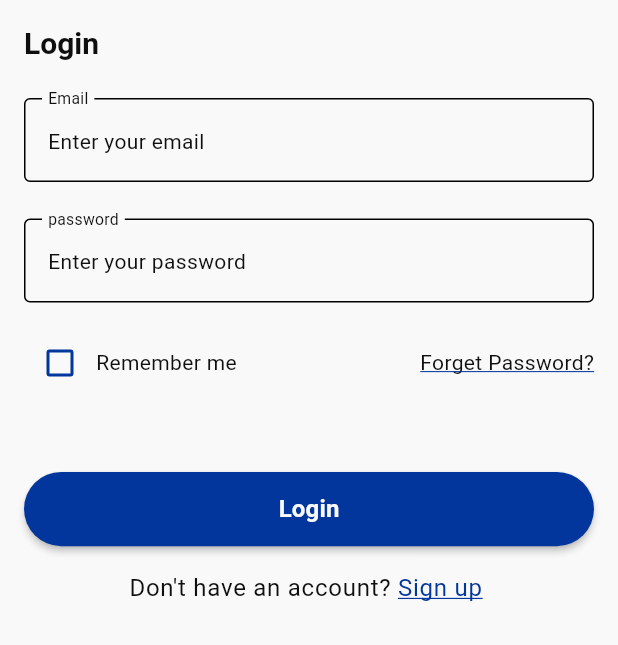
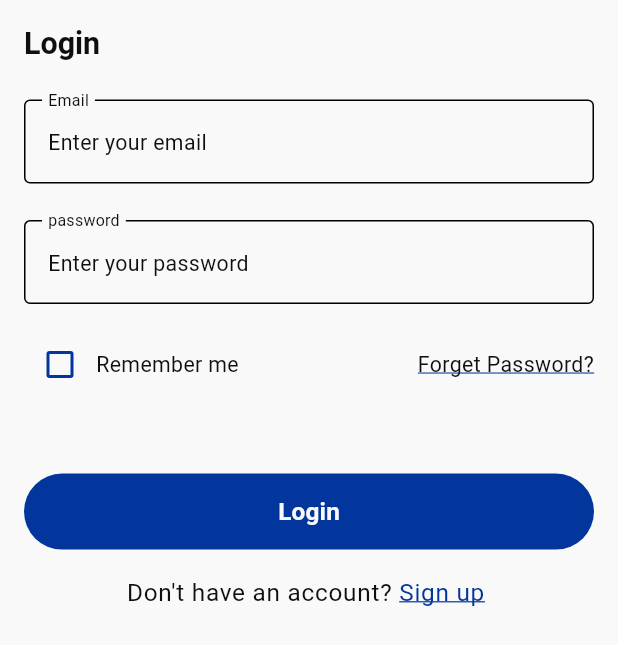
Before and after one commit to anashany-shift/exam_app, a Flutter app: the screen it shows after launch, on a phone screen of 412 x 824 dp. Shown: the top 645 px of the screen. Run offline on Flutter 3.47's test engine with Material 3 defaults, Android fonts, the phone set to English and light mode, and no system bars; our stand-ins replace flutter_screenutil.

Commit message:
refactor theme button

```diff
--- a/lib/core/theme/app_theme.dart
+++ b/lib/core/theme/app_theme.dart
@@ -1,11 +1,13 @@
 import 'package:exam_app/core/utils/app_colors.dart';
 
 import 'package:flutter/material.dart';
+import 'package:flutter_screenutil/flutter_screenutil.dart';
 
 abstract class AppTheme {
   static ThemeData _getTheme({
     required ColorScheme colorScheme,
     required Color textFieldBorderColor,
+    required Color elevatedBorderSideColor,
   }) {
     return ThemeData(
       colorScheme: colorScheme,
@@ -21,13 +23,17 @@ abstract class AppTheme {
         backgroundColor: AppColors.lightBlue,
       ),
       textTheme: TextTheme(
-        bodyLarge: TextStyle(fontSize: 16, color: colorScheme.secondary),
-        bodyMedium: TextStyle(fontSize: 14, color: colorScheme.secondary),
-        bodySmall: TextStyle(fontSize: 12, color: colorScheme.secondary),
-        titleLarge: TextStyle(fontSize: 20, color: colorScheme.secondary , fontWeight: FontWeight.w600),
-        titleMedium: TextStyle(fontSize: 18, color: colorScheme.secondary),
+        bodyLarge: TextStyle(fontSize: 16.sp, color: colorScheme.secondary),
+        bodyMedium: TextStyle(fontSize: 14.sp, color: colorScheme.secondary),
+        bodySmall: TextStyle(fontSize: 12.sp, color: colorScheme.secondary),
+        titleLarge: TextStyle(
+          fontSize: 20.sp,
+          color: colorScheme.secondary,
+          fontWeight: FontWeight.w600,
+        ),
+        titleMedium: TextStyle(fontSize: 18.sp, color: colorScheme.secondary),
         titleSmall: TextStyle(
-          fontSize: 16,
+          fontSize: 16.sp,
           color: colorScheme.secondary,
           fontWeight: FontWeight.w400,
         ),
@@ -55,6 +61,18 @@ abstract class AppTheme {
           borderSide: BorderSide(color: colorScheme.error, width: 1),
         ),
       ),
+      elevatedButtonTheme: ElevatedButtonThemeData(
+        style: ElevatedButton.styleFrom(
+          elevation: 0,
+          foregroundColor: colorScheme.primary,
+          backgroundColor: colorScheme.primary,
+          shape: RoundedRectangleBorder(
+            side:BorderSide.none ,
+            borderRadius: BorderRadius.circular(30),
+          ),
+          padding: EdgeInsets.symmetric(horizontal: 32.w, vertical: 14.h),
+        ),
+      ),
     );
   }
 
@@ -71,5 +89,6 @@ abstract class AppTheme {
       onSurface: AppColors.blue,
     ),
     textFieldBorderColor: AppColors.grey,
+    elevatedBorderSideColor: AppColors.blue,
   );
 }
--- a/lib/core/widget/custom_button.dart
+++ b/lib/core/widget/custom_button.dart
@@ -11,11 +11,11 @@ class CustomButton extends StatelessWidget {
   Widget build(BuildContext context) {
     var theme=Theme.of(context);
     return SizedBox(
-      height:( buttonModel.height ?? 55).h,
+      height:( buttonModel.height ?? 48).h,
       width:( buttonModel.width ?? double.infinity).w,
-      child: MaterialButton(
-        onPressed: buttonModel.onPressed,
-        color: buttonModel.backgroundColor ?? Theme.of(context).primaryColor,
+      child: ElevatedButton(
+        style: ElevatedButton.styleFrom(
+          backgroundColor: buttonModel.backgroundColor ,
           shape: RoundedRectangleBorder(
             borderRadius: BorderRadius.circular(buttonModel.borderRadius),
             side: BorderSide(
@@ -24,6 +24,9 @@ class CustomButton extends StatelessWidget {
                   : Colors.transparent,
             ),
           ),
+        ),
+        onPressed: buttonModel.onPressed,
+
         child: Text(
           buttonModel.text,
           style:
--- a/lib/presentation/features/auth/login/view/widgets/Login_view_body.dart
+++ b/lib/presentation/features/auth/login/view/widgets/Login_view_body.dart
@@ -33,7 +33,6 @@ class _LoginViewBodyState extends State<LoginViewBody> {
               Text('Login', style: theme.textTheme.titleLarge),
               SizedBox(height: 24.h),
 
-
               CustomTextFormField(
                 textFormFieldModel: TextFormFieldModel(
                   label: "Email",
@@ -42,7 +41,6 @@ class _LoginViewBodyState extends State<LoginViewBody> {
                 ),
               ),
               SizedBox(height: 24.h),
-
 
               CustomTextFormField(
                 textFormFieldModel: TextFormFieldModel(
@@ -67,7 +65,6 @@ class _LoginViewBodyState extends State<LoginViewBody> {
                       (route) => false,
                     );
                   },
-                  height: 48.h,
                 ),
               ),
               SizedBox(height: 16.h),
@@ -91,6 +88,9 @@ class _LoginViewBodyState extends State<LoginViewBody> {
                   ),
                 ],
               ),
+
+
+
             ],
           ),
         ),
```
Lines whose indentation alone changed are shown as unchanged.
